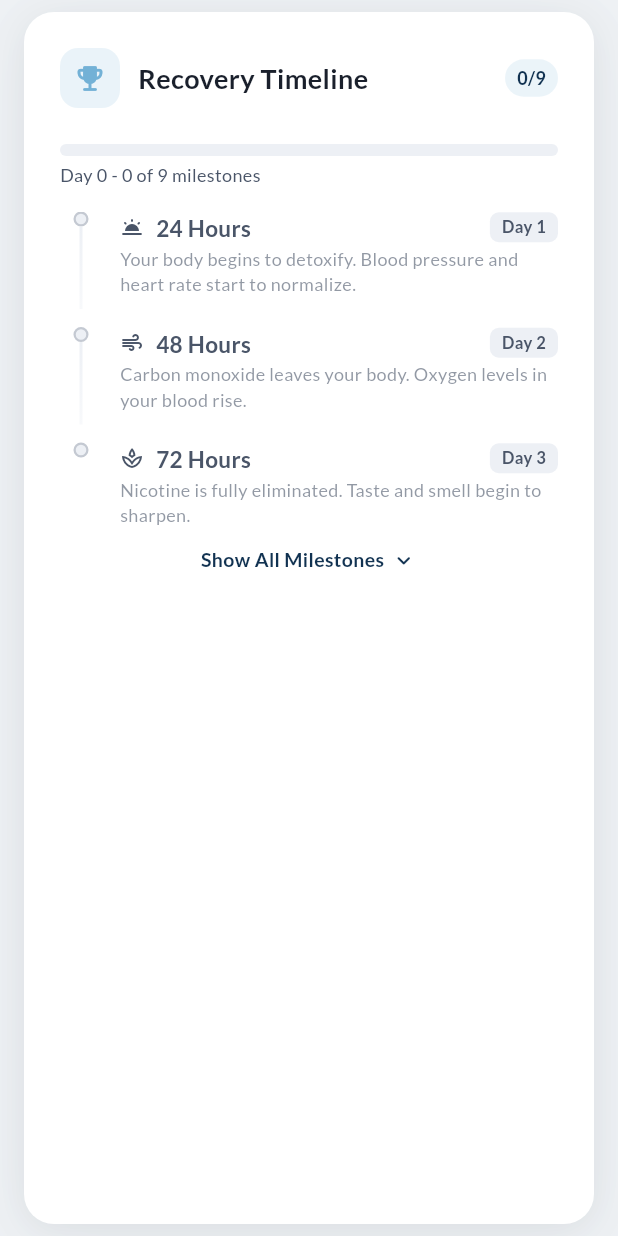
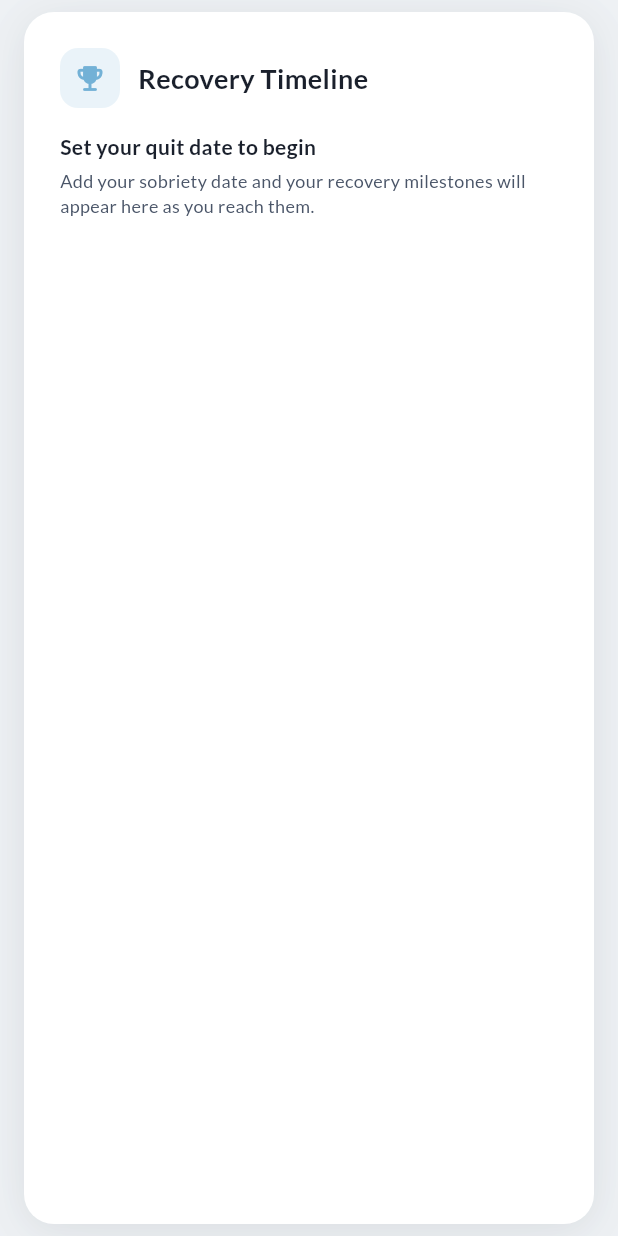
Before and after one commit to usama923-source/Sobriety-Counter, a Flutter app: the RecoveryTimelineCard widget shown alone on an empty page, opened directly with empty values, on a phone screen of 412 x 824 dp. Run offline on Flutter 3.47's test engine with Material 3 defaults, Android fonts, the phone set to English and light mode, and no system bars; our stand-ins replace firebase_analytics, firebase_core, flutter_local_notifications, flutter_riverpod, flutter_timezone, shared_preferences and 1 more; accounts and stored records are empty; statements that could not run were skipped.

Commit message:
fix data bugs from audit
🤖 Generated with Codebuff
Co-Authored-By: Codebuff <noreply@codebuff.com>

```diff
--- a/lib/core/providers/theme_provider.dart
+++ b/lib/core/providers/theme_provider.dart
@@ -6,7 +6,10 @@ import 'package:quit_drinking/services/theme_service.dart';
 
 /// Provider for the ThemeService instance.
 final themeServiceProvider = ChangeNotifierProvider<ThemeService>((ref) {
-  return ThemeService();
+  final service = ThemeService();
+  // Restore the saved theme as soon as the service is first needed.
+  service.init();
+  return service;
 });
 
 /// Provider that exposes the current ThemeMode.
--- a/lib/widgets/recovery_timeline_card.dart
+++ b/lib/widgets/recovery_timeline_card.dart
@@ -42,6 +42,72 @@ class _RecoveryTimelineCardState extends State<RecoveryTimelineCard> {
   @override
   Widget build(BuildContext context) {
     final isDark = Theme.of(context).brightness == Brightness.dark;
+
+    // No quit date yet (or a same-day start): milestones have nothing to
+    // measure against, so prompt for the date instead of showing zero days.
+    if (widget.currentDays <= 0) {
+      return SoberCard(
+        child: Column(
+          crossAxisAlignment: CrossAxisAlignment.start,
+          children: [
+            Row(
+              children: [
+                Container(
+                  width: 40,
+                  height: 40,
+                  decoration: BoxDecoration(
+                    color: AppColors.brandLightBlue
+                        .withValues(alpha: isDark ? 0.22 : 0.15),
+                    borderRadius: BorderRadius.circular(AppConstants.radiusSm),
+                  ),
+                  child: const Icon(
+                    Icons.emoji_events_rounded,
+                    size: 22,
+                    color: AppColors.brandLightBlue,
+                  ),
+                ),
+                const SizedBox(width: AppConstants.spacingSm),
+                Expanded(
+                  child: Text(
+                    'Recovery Timeline',
+                    style: TextStyle(
+                      fontSize: 18,
+                      fontWeight: FontWeight.w700,
+                      height: 1.3,
+                      color:
+                          isDark ? AppColors.textOnDark : AppColors.textPrimary,
+                    ),
+                  ),
+                ),
+              ],
+            ),
+            const SizedBox(height: AppConstants.spacingMd),
+            Text(
+              'Set your quit date to begin',
+              style: TextStyle(
+                fontSize: 14,
+                fontWeight: FontWeight.w600,
+                color: isDark ? AppColors.textOnDark : AppColors.textPrimary,
+              ),
+            ),
+            const SizedBox(height: AppConstants.spacingXxs),
+            Text(
+              'Add your sobriety date and your recovery milestones will '
+              'appear here as you reach them.',
+              style: TextStyle(
+                fontSize: 12,
+                fontWeight: FontWeight.w400,
+                height: 1.4,
+                color: isDark
+                    ? AppColors.textOnDarkSecondary
+                    : AppColors.secondaryTextLight,
+              ),
+            ),
+          ],
+        ),
+      );
+    }
+
     final allAchieved = _completedCount == _totalCount;
 
     return ConfettiOverlay(
```
Also changed, not shown: lib/core/providers/weight_tracker_provider.dart (+45 -28 lines), lib/main.dart (+13 -0 lines), lib/screens/home_screen.dart (+13 -1 lines), lib/screens/settings_screen.dart (+35 -19 lines), lib/screens/weight_tracker_screen.dart (+37 -40 lines), lib/services/reasons_service.dart (+29 -14 lines), lib/services/theme_service.dart (+61 -4 lines), lib/widgets/daily_checkin_card.dart (+6 -8 lines).
